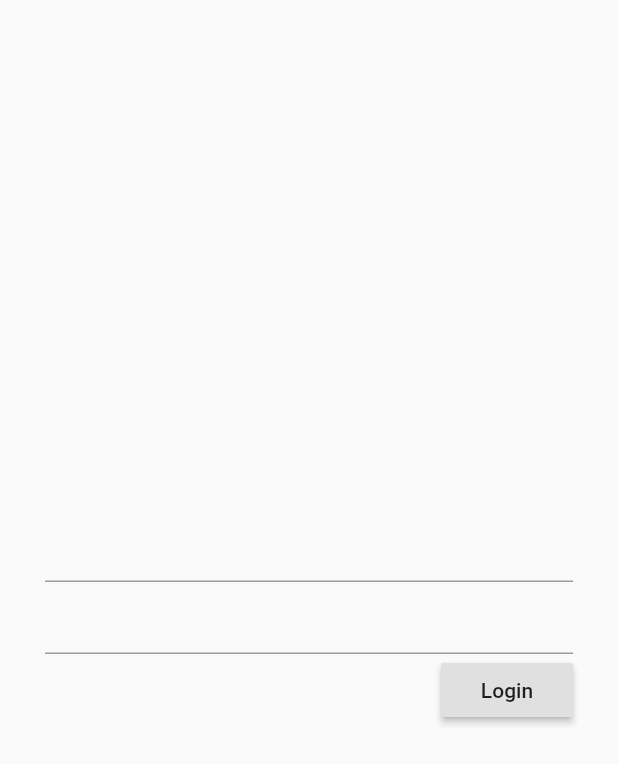
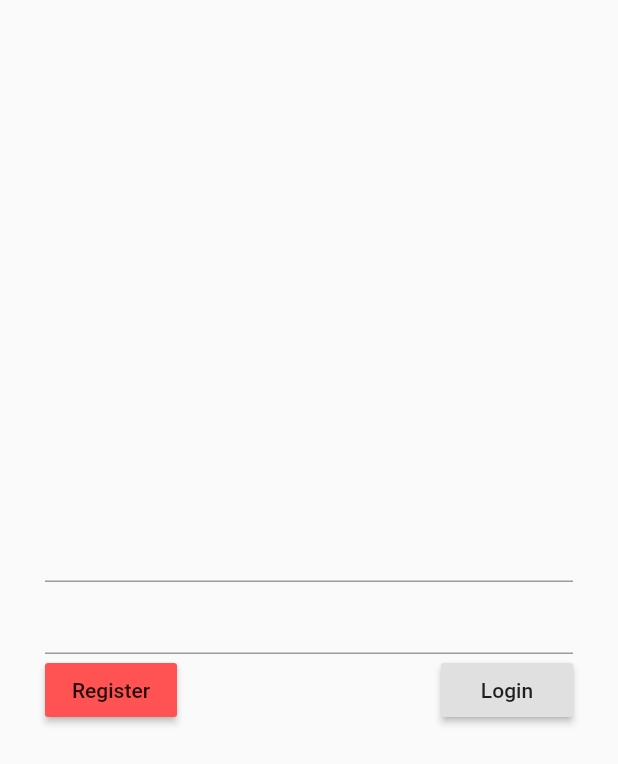
Before and after one commit to bear2u/flutter_login_bloc_with_docker, a Flutter app: the screen it shows after launch, on a phone screen of 412 x 824 dp. Shown: the top 764 px of the screen. Run offline on Flutter 3.47's test engine with Material 2 defaults, Android fonts, the phone set to English and light mode, and no system bars; our stand-ins replace rxdart.

Commit message:
add new screen

```diff
--- a/mobile/mobile/lib/Api.dart
+++ b/mobile/mobile/lib/Api.dart
@@ -11,7 +11,7 @@ class Api implements Source {
     // 서버 통신
 
     final response =
-      await http.post('https://48340ef7.ngrok.io/api/auth', body: user.toJson());
+      await http.post('http://eec7e973.ngrok.io/api/auth', body: user.toJson());
 
     if(response.statusCode == 200) {
       final data = jsonDecode(response.body);
--- a/mobile/mobile/lib/bloc.dart
+++ b/mobile/mobile/lib/bloc.dart
@@ -5,7 +5,7 @@ import 'package:rxdart/rxdart.dart';
 class Bloc {
   final _repository = Repository();
   //Input
-  final _login = PublishSubject<User>();
+  final _login = PublishSubject<bool>();
 
   //Output
   get login => _login.stream;
@@ -13,7 +13,7 @@ class Bloc {
   loginProc(User user) async {
     // to Repo.
     final isLogin = await _repository.loginProc(user);
-    print(isLogin);
+    _login.sink.add(isLogin);
   }
 
   dispose() {
--- a/mobile/mobile/lib/main.dart
+++ b/mobile/mobile/lib/main.dart
@@ -1,6 +1,7 @@
 import 'package:flutter/material.dart';
 import 'package:flutter/services.dart';
 import 'package:mobile/provider.dart';
+import 'package:mobile/register.dart';
 import 'package:mobile/user.dart';
 
 void main() => runApp(
@@ -36,8 +37,17 @@ class _MyLoginPage extends StatelessWidget {
       pwd: pwd
     ));
   }
+
+  _registerProc(context) {
+    // TODO Register
+    Navigator.of(context)
+      .push(MaterialPageRoute(builder: (context) => Register()));
+  }
+
   @override
   Widget build(BuildContext context) {
+    final bloc = Provider.of(context);
+
     return Scaffold(
       body: Padding(
         padding: const EdgeInsets.all(30.0),
@@ -51,8 +61,22 @@ class _MyLoginPage extends StatelessWidget {
               controller: _pwdController,
             ),
             Row(
-              mainAxisAlignment: MainAxisAlignment.end,
+              mainAxisAlignment: MainAxisAlignment.spaceBetween,
               children: <Widget>[
+                // StreamBuilder<bool>(
+                //   stream: bloc.login,
+                //   builder: (context, AsyncSnapshot<bool> snapshot) {
+                //     final isLogin = snapshot.data ?? false;
+                //     return Text(isLogin ? '로그인 성공' : '로그인 실패');
+                //   }
+                // ),
+                RaisedButton(
+                  child: Text('Register'),
+                  color: Colors.redAccent,
+                  onPressed: () {
+                    _registerProc(context);
+                  },
+                ),
                 RaisedButton(
                   child: Text('Login'),
                   onPressed: () {
```
Also changed, not shown: mobile/mobile/lib/register.dart (added, +36 -0 lines).
